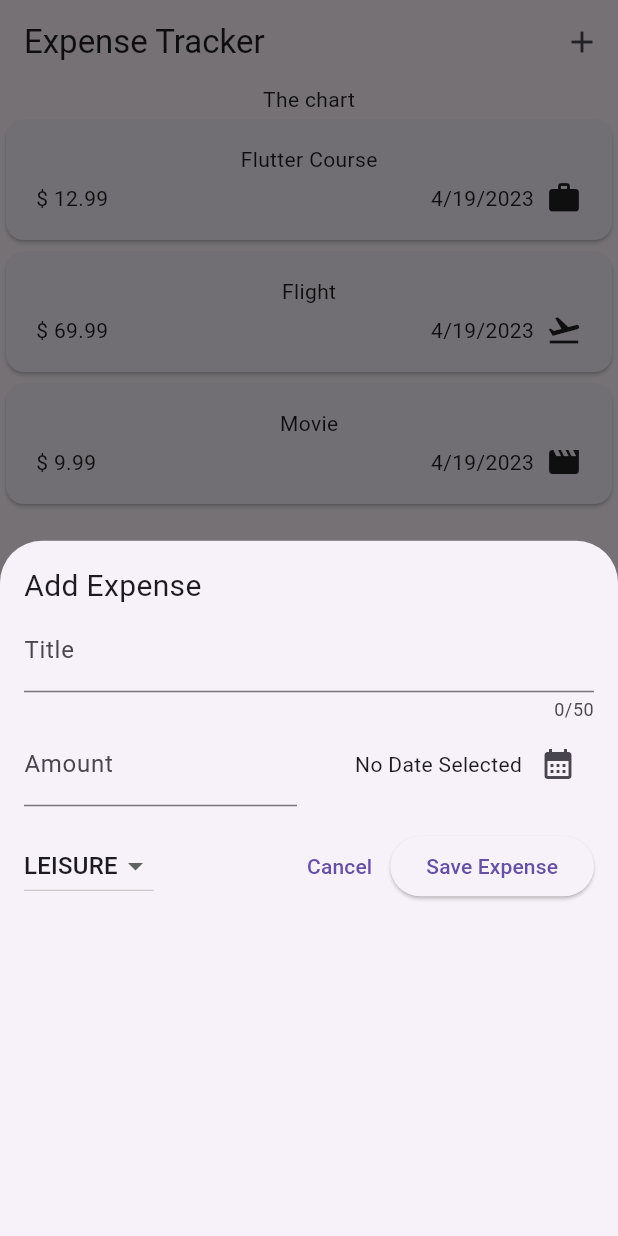
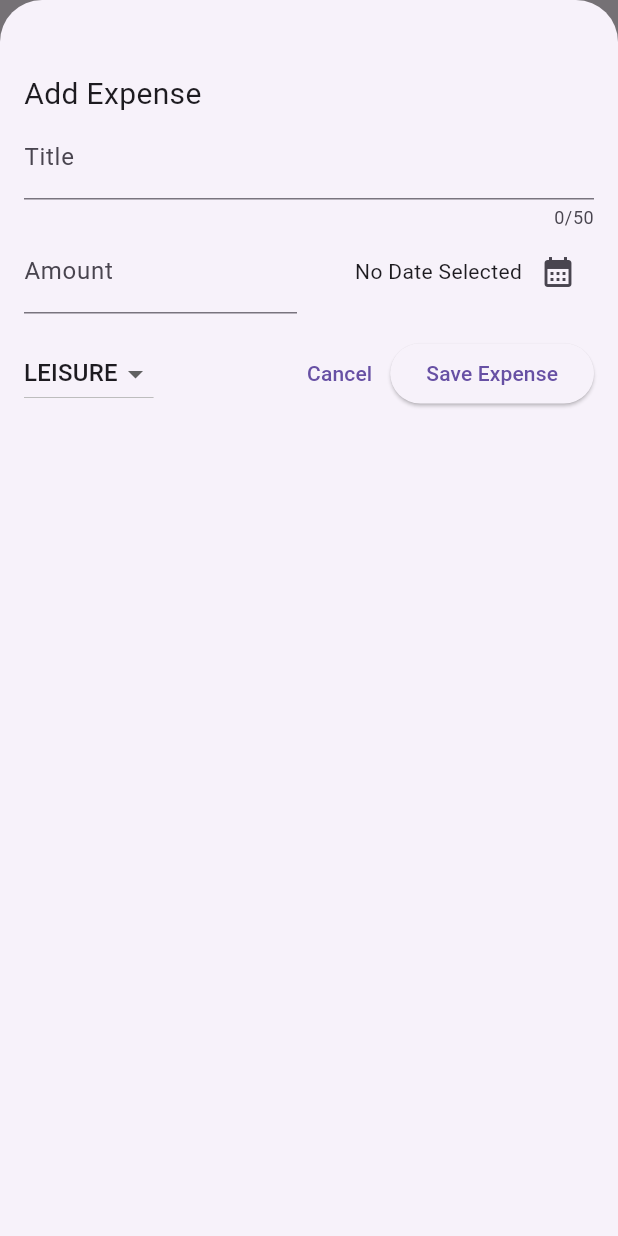
Before and after one commit to jatinchauhann/expense_tracker, a Flutter app: the screen it shows after launch, after a tap on the "add" icon, on a phone screen of 412 x 824 dp. Run offline on Flutter 3.47's test engine with Material 2 defaults, Android fonts, the phone set to English and light mode, and no system bars.

Commit message:
visual flair

```diff
--- a/lib/widgets/expenses.dart
+++ b/lib/widgets/expenses.dart
@@ -33,7 +33,15 @@ class _ExpensesState extends State<Expenses> {
 
   void _openAddExpenseOverlay() {
     showModalBottomSheet(
-        context: context, builder: (ctx) => const NewExpense());
+        isScrollControlled: true,
+        context: context,
+        builder: (ctx) => NewExpense(onAddExpense: _addExpense));
+  }
+
+  void _addExpense(Expense expense) {
+    setState(() {
+      _registeredExpenses.add(expense);
+    });
   }
 
   @override
--- a/lib/widgets/new_expense.dart
+++ b/lib/widgets/new_expense.dart
@@ -2,7 +2,9 @@ import 'package:flutter/material.dart';
 import 'package:expense_tracker/models/expense.dart';
 
 class NewExpense extends StatefulWidget {
-  const NewExpense({super.key});
+  const NewExpense({super.key, required this.onAddExpense});
+
+  final void Function(Expense expense) onAddExpense;
 
   @override
   State<NewExpense> createState() {
@@ -51,6 +53,12 @@ class _NewExpenseState extends State<NewExpense> {
               ));
       return;
     }
+    widget.onAddExpense(Expense(
+        title: _titleController.text,
+        amount: enteredAmount,
+        date: _selectedDate!,
+        category: _selectedCategory));
+    Navigator.pop(context);
   }
 
   @override
@@ -63,7 +71,7 @@ class _NewExpenseState extends State<NewExpense> {
   @override
   Widget build(BuildContext context) {
     return Padding(
-      padding: const EdgeInsets.all(16),
+      padding: const EdgeInsets.fromLTRB(16, 48, 16, 16),
       child: Column(children: [
         Row(
           children: const [
```
